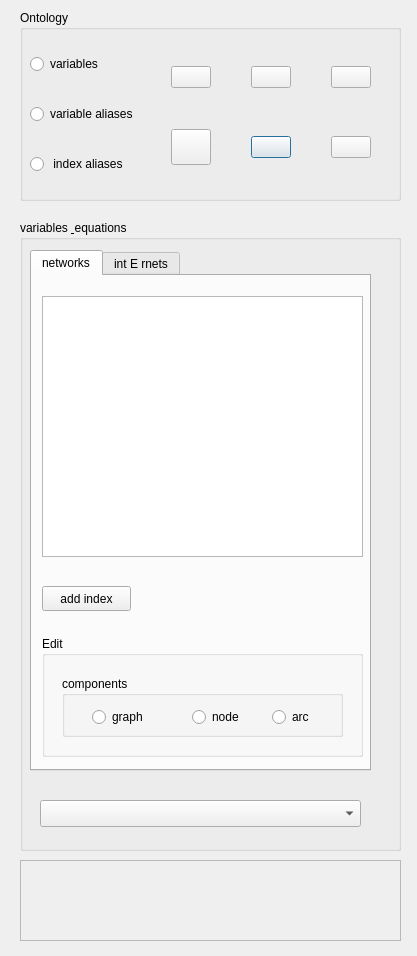
The window that packages/OntologyBuilder/OntologyEquationEditor/ui_ontology_design.ui (heinz-preisig/ProMo13) describes before a commit, drawn with Qt 5.
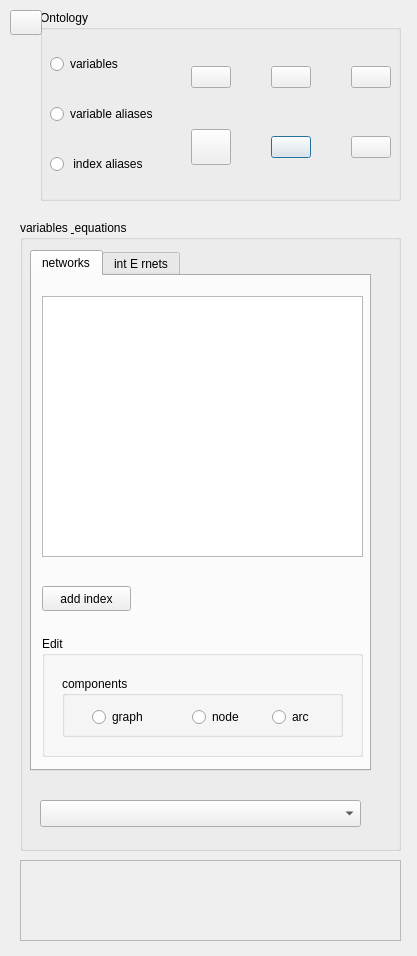
The same window after the commit.

Diff of the .ui file:
```diff
--- a/packages/OntologyBuilder/OntologyEquationEditor/ui_ontology_design.ui
+++ b/packages/OntologyBuilder/OntologyEquationEditor/ui_ontology_design.ui
@@ -215,9 +215,9 @@
   <widget class="QGroupBox" name="groupOntology">
    <property name="geometry">
     <rect>
-     <x>20</x>
+     <x>40</x>
      <y>10</y>
-     <width>381</width>
+     <width>361</width>
      <height>191</height>
     </rect>
    </property>
@@ -633,6 +633,25 @@
     <bool>false</bool>
    </property>
   </widget>
+  <widget class="QPushButton" name="LED">
+   <property name="geometry">
+    <rect>
+     <x>10</x>
+     <y>10</y>
+     <width>32</width>
+     <height>25</height>
+    </rect>
+   </property>
+   <property name="sizePolicy">
+    <sizepolicy hsizetype="Fixed" vsizetype="Fixed">
+     <horstretch>20</horstretch>
+     <verstretch>20</verstretch>
+    </sizepolicy>
+   </property>
+   <property name="text">
+    <string/>
+   </property>
+  </widget>
  </widget>
  <resources/>
  <connections/>
```
